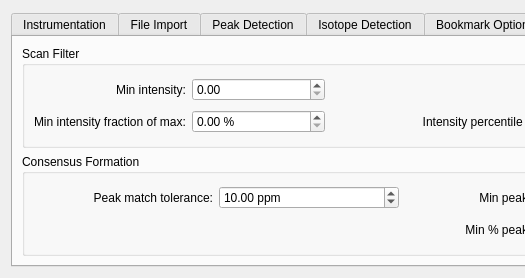
The window that src/maven/forms/settingsform.ui (eugenemel/maven) describes before a commit, drawn with Qt 5; both pictures show x 0 to 525 and y 0 to 278 of the 1094 by 278 pixel window.
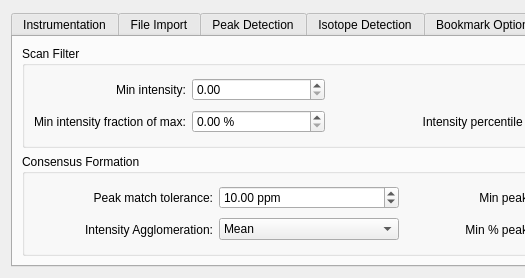
The same window after the commit. The open tabs and pages were chosen to show the change. Icons and pictures are not drawn.

Commit message: Issue 217: Added stubbed UI component to display settings with choice of consensus agglomeration option.

The edit to the form file:
```diff
--- a/src/maven/forms/settingsform.ui
+++ b/src/maven/forms/settingsform.ui
@@ -1333,6 +1333,30 @@
             </property>
            </widget>
           </item>
+          <item row="1" column="1">
+           <widget class="QComboBox" name="comboBox">
+            <item>
+             <property name="text">
+              <string>Mean</string>
+             </property>
+            </item>
+            <item>
+             <property name="text">
+              <string>Median</string>
+             </property>
+            </item>
+           </widget>
+          </item>
+          <item row="1" column="0">
+           <widget class="QLabel" name="label_5">
+            <property name="text">
+             <string>Intensity Agglomeration:</string>
+            </property>
+            <property name="alignment">
+             <set>Qt::AlignRight|Qt::AlignTrailing|Qt::AlignVCenter</set>
+            </property>
+           </widget>
+          </item>
          </layout>
         </widget>
        </item>
```
